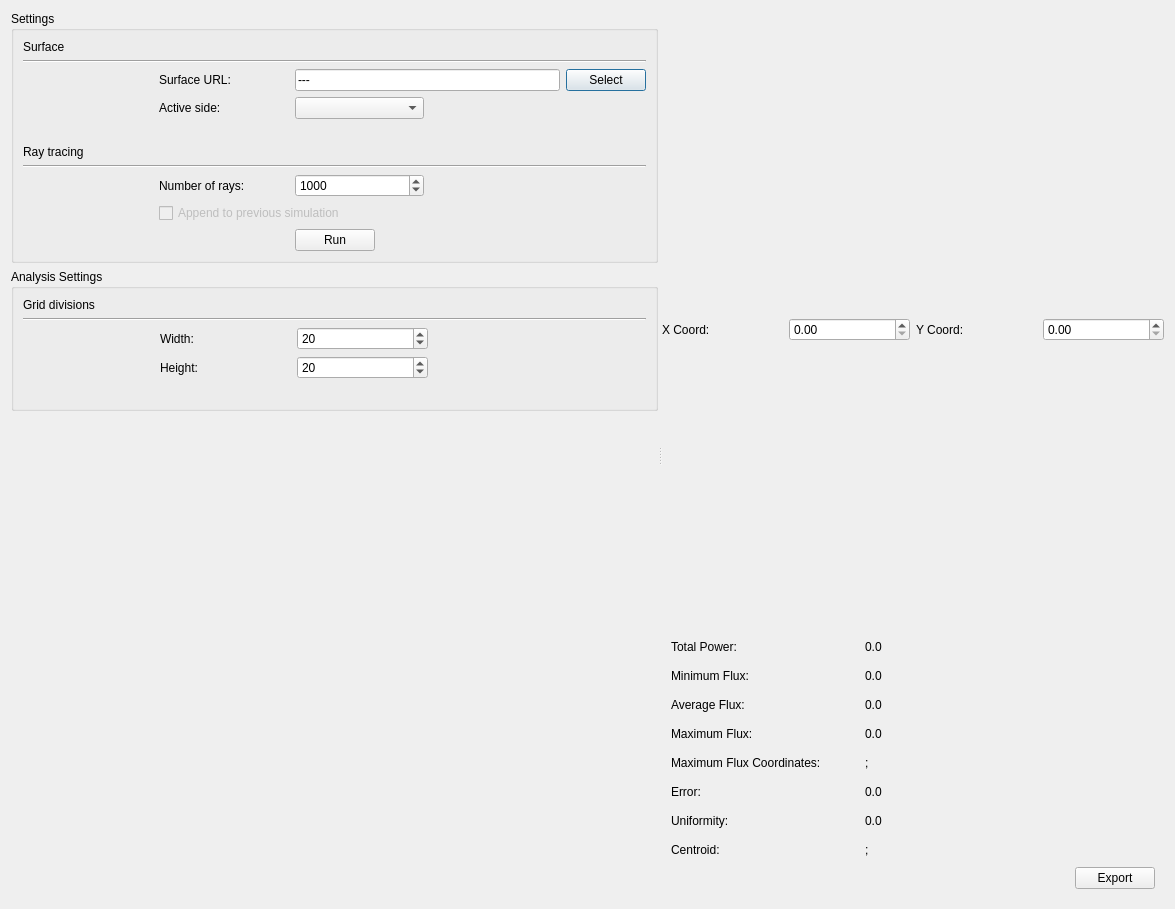
Old version of the form TonatiuhProject/src/source/gui/fluxanalysisdialog.ui in the repository iat-cener/tonatiuh.
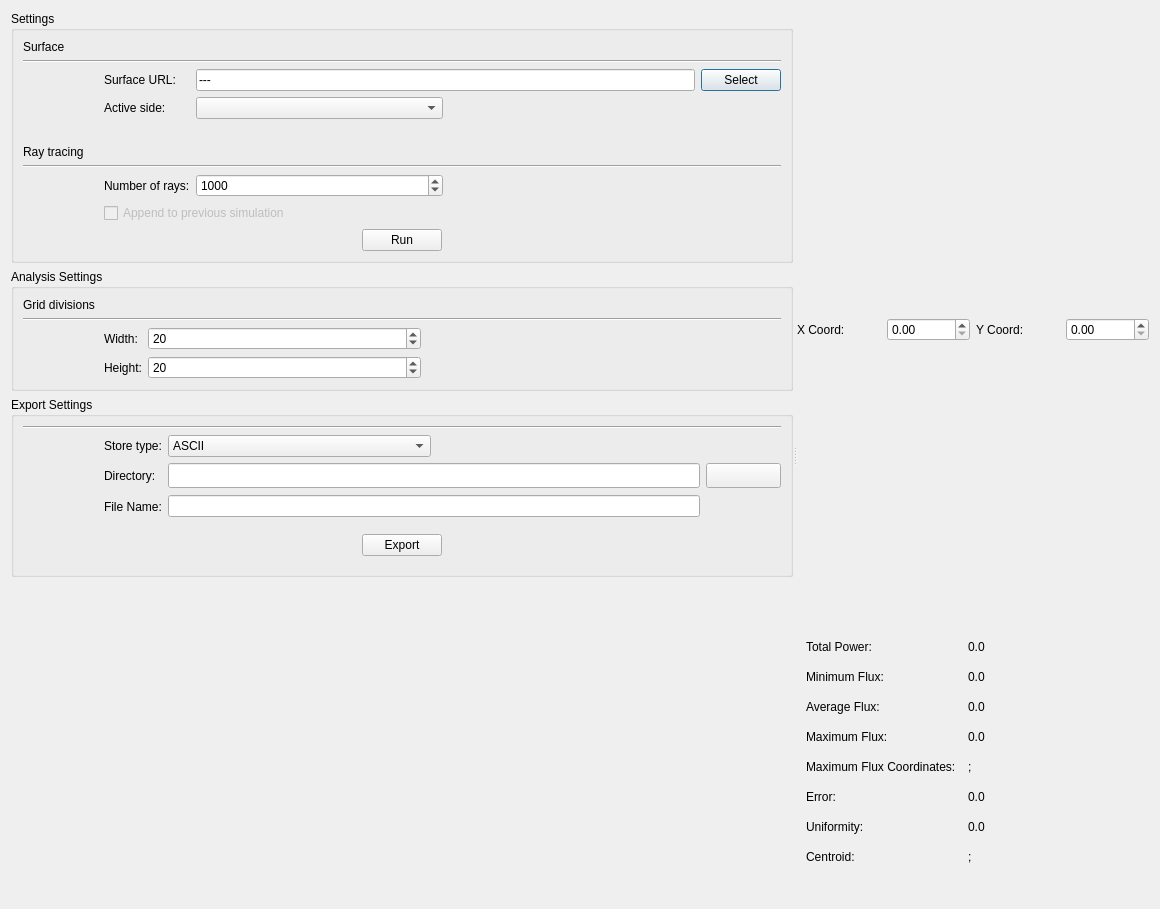
New version of the form. Icons and pictures are not drawn. Custom widgets are drawn as their Qt base class.

Commit message: Export functionality added to flux utility

Patch:
```diff
--- a/TonatiuhProject/src/source/gui/fluxanalysisdialog.ui
+++ b/TonatiuhProject/src/source/gui/fluxanalysisdialog.ui
@@ -6,7 +6,7 @@
    <rect>
     <x>0</x>
     <y>0</y>
-    <width>1175</width>
+    <width>1160</width>
     <height>909</height>
    </rect>
   </property>
@@ -54,6 +54,19 @@
              <string>Settings</string>
             </property>
             <layout class="QGridLayout" name="gridLayout">
+             <item row="4" column="1">
+              <widget class="QLabel" name="surfaceSideLabel">
+               <property name="sizePolicy">
+                <sizepolicy hsizetype="Preferred" vsizetype="Preferred">
+                 <horstretch>0</horstretch>
+                 <verstretch>0</verstretch>
+                </sizepolicy>
+               </property>
+               <property name="text">
+                <string>Active side:</string>
+               </property>
+              </widget>
+             </item>
              <item row="12" column="0" colspan="5">
               <widget class="Line" name="line_2">
                <property name="orientation">
@@ -61,13 +74,6 @@
                </property>
               </widget>
              </item>
-             <item row="0" column="0">
-              <widget class="QLabel" name="surfaceTitleLabel">
-               <property name="text">
-                <string>Surface</string>
-               </property>
-              </widget>
-             </item>
              <item row="5" column="0" colspan="5">
               <spacer name="horizontalSpacer">
                <property name="orientation">
@@ -81,47 +87,10 @@
                </property>
               </spacer>
              </item>
-             <item row="1" column="0" colspan="5">
-              <widget class="Line" name="line_3">
-               <property name="orientation">
-                <enum>Qt::Horizontal</enum>
-               </property>
-              </widget>
-             </item>
-             <item row="11" column="0">
-              <widget class="QLabel" name="label_2">
+             <item row="13" column="1">
+              <widget class="QLabel" name="nRaysLabel">
                <property name="text">
-                <string>Ray tracing</string>
-               </property>
-              </widget>
-             </item>
-             <item row="3" column="1">
-              <widget class="QLabel" name="surfaceLabel">
-               <property name="sizePolicy">
-                <sizepolicy hsizetype="MinimumExpanding" vsizetype="Preferred">
-                 <horstretch>0</horstretch>
-                 <verstretch>0</verstretch>
-                </sizepolicy>
-               </property>
-               <property name="text">
-                <string>Surface URL:</string>
-               </property>
-              </widget>
-             </item>
-             <item row="4" column="2">
-              <widget class="QComboBox" name="sidesCombo"/>
-             </item>
-             <item row="4" column="1">
-              <widget class="QLabel" name="surfaceSideLabel">
-               <property name="text">
-                <string>Active side:</string>
-               </property>
-              </widget>
-             </item>
-             <item row="3" column="4">
-              <widget class="QPushButton" name="selectButton">
-               <property name="text">
-                <string>Select</string>
+                <string>Number of rays:</string>
                </property>
               </widget>
              </item>
@@ -138,13 +107,124 @@
                </property>
               </spacer>
              </item>
+             <item row="4" column="2">
+              <widget class="QComboBox" name="sidesCombo">
+               <property name="sizePolicy">
+                <sizepolicy hsizetype="Expanding" vsizetype="Preferred">
+                 <horstretch>0</horstretch>
+                 <verstretch>0</verstretch>
+                </sizepolicy>
+               </property>
+               <property name="minimumSize">
+                <size>
+                 <width>125</width>
+                 <height>0</height>
+                </size>
+               </property>
+              </widget>
+             </item>
              <item row="3" column="2" colspan="2">
               <widget class="QLineEdit" name="surfaceEdit">
+               <property name="sizePolicy">
+                <sizepolicy hsizetype="Preferred" vsizetype="Fixed">
+                 <horstretch>0</horstretch>
+                 <verstretch>0</verstretch>
+                </sizepolicy>
+               </property>
                <property name="text">
                 <string>---</string>
                </property>
               </widget>
              </item>
+             <item row="3" column="4">
+              <widget class="QPushButton" name="selectButton">
+               <property name="text">
+                <string>Select</string>
+               </property>
+              </widget>
+             </item>
+             <item row="14" column="1" colspan="2">
+              <widget class="QCheckBox" name="appendCheck">
+               <property name="enabled">
+                <bool>false</bool>
+               </property>
+               <property name="text">
+                <string>Append to previous simulation</string>
+               </property>
+               <property name="checked">
+                <bool>false</bool>
+               </property>
+              </widget>
+             </item>
+             <item row="0" column="0">
+              <widget class="QLabel" name="surfaceTitleLabel">
+               <property name="text">
+                <string>Surface</string>
+               </property>
+              </widget>
+             </item>
+             <item row="13" column="2">
+              <widget class="QSpinBox" name="nRaysSpin">
+               <property name="sizePolicy">
+                <sizepolicy hsizetype="MinimumExpanding" vsizetype="Fixed">
+                 <horstretch>0</horstretch>
+                 <verstretch>0</verstretch>
+                </sizepolicy>
+               </property>
+               <property name="minimum">
+                <number>1</number>
+               </property>
+               <property name="maximum">
+                <number>999999999</number>
+               </property>
+               <property name="value">
+                <number>1000</number>
+               </property>
+              </widget>
+             </item>
+             <item row="3" column="1">
+              <widget class="QLabel" name="surfaceLabel">
+               <property name="sizePolicy">
+                <sizepolicy hsizetype="Preferred" vsizetype="Preferred">
+                 <horstretch>0</horstretch>
+                 <verstretch>0</verstretch>
+                </sizepolicy>
+               </property>
+               <property name="text">
+                <string>Surface URL:</string>
+               </property>
+              </widget>
+             </item>
+             <item row="11" column="0">
+              <widget class="QLabel" name="label_2">
+               <property name="text">
+                <string>Ray tracing</string>
+               </property>
+              </widget>
+             </item>
+             <item row="13" column="0">
+              <spacer name="horizontalSpacer_9">
+               <property name="orientation">
+                <enum>Qt::Horizontal</enum>
+               </property>
+               <property name="sizeType">
+                <enum>QSizePolicy::Minimum</enum>
+               </property>
+               <property name="sizeHint" stdset="0">
+                <size>
+                 <width>75</width>
+                 <height>20</height>
+                </size>
+               </property>
+              </spacer>
+             </item>
+             <item row="1" column="0" colspan="5">
+              <widget class="Line" name="line_3">
+               <property name="orientation">
+                <enum>Qt::Horizontal</enum>
+               </property>
+              </widget>
+             </item>
              <item row="15" column="0" colspan="5">
               <widget class="QWidget" name="runWidget" native="true">
                <layout class="QHBoxLayout" name="runWidgetLayout">
@@ -202,53 +282,33 @@
                <zorder>horizontalSpacer_4</zorder>
               </widget>
              </item>
-             <item row="13" column="2">
-              <widget class="QSpinBox" name="nRaysSpin">
-               <property name="sizePolicy">
-                <sizepolicy hsizetype="MinimumExpanding" vsizetype="Fixed">
-                 <horstretch>0</horstretch>
-                 <verstretch>0</verstretch>
-                </sizepolicy>
+             <item row="4" column="4">
+              <spacer name="horizontalSpacer_16">
+               <property name="orientation">
+                <enum>Qt::Horizontal</enum>
                </property>
-               <property name="minimum">
-                <number>1</number>
+               <property name="sizeType">
+                <enum>QSizePolicy::Minimum</enum>
                </property>
-               <property name="maximum">
-                <number>999999999</number>
+               <property name="sizeHint" stdset="0">
+                <size>
+                 <width>75</width>
+                 <height>20</height>
+                </size>
                </property>
-               <property name="value">
-                <number>1000</number>
-               </property>
-              </widget>
+              </spacer>
              </item>
-             <item row="13" column="1">
-              <widget class="QLabel" name="nRaysLabel">
-               <property name="text">
-                <string>Number of rays:</string>
-               </property>
-              </widget>
-             </item>
-             <item row="14" column="1" colspan="2">
-              <widget class="QCheckBox" name="appendCheck">
-               <property name="enabled">
-                <bool>false</bool>
-               </property>
-               <property name="text">
-                <string>Append to previous simulation</string>
-               </property>
-               <property name="checked">
-                <bool>false</bool>
-               </property>
-              </widget>
-             </item>
-             <item row="13" column="0">
-              <spacer name="horizontalSpacer_9">
+             <item row="3" column="0">
+              <spacer name="horizontalSpacer_17">
                <property name="orientation">
                 <enum>Qt::Horizontal</enum>
                </property>
+               <property name="sizeType">
+                <enum>QSizePolicy::Minimum</enum>
+               </property>
                <property name="sizeHint" stdset="0">
                 <size>
-                 <width>40</width>
+                 <width>75</width>
                  <height>20</height>
                 </size>
                </property>
@@ -263,6 +323,13 @@
              <string>Analysis Settings</string>
             </property>
             <layout class="QGridLayout" name="gridLayout_4">
+             <item row="1" column="0" colspan="5">
+              <widget class="Line" name="line">
+               <property name="orientation">
+                <enum>Qt::Horizontal</enum>
+               </property>
+              </widget>
+             </item>
              <item row="0" column="0">
               <widget class="QLabel" name="label_3">
                <property name="text">
@@ -270,10 +337,55 @@
                </property>
               </widget>
              </item>
+             <item row="2" column="4">
+              <spacer name="horizontalSpacer_5">
+               <property name="orientation">
+                <enum>Qt::Horizontal</enum>
+               </property>
+               <property name="sizeType">
+                <enum>QSizePolicy::Minimum</enum>
+               </property>
+               <property name="sizeHint" stdset="0">
+                <size>
+                 <width>75</width>
+                 <height>20</height>
+                </size>
+               </property>
+              </spacer>
+             </item>
+             <item row="2" column="0">
+              <spacer name="horizontalSpacer_8">
+               <property name="orientation">
+                <enum>Qt::Horizontal</enum>
+               </property>
+               <property name="sizeType">
+                <enum>QSizePolicy::Minimum</enum>
+               </property>
+               <property name="sizeHint" stdset="0">
+                <size>
+                 <width>75</width>
+                 <height>20</height>
+                </size>
+               </property>
+              </spacer>
+             </item>
+             <item row="4" column="2">
+              <widget class="QSpinBox" name="gridHeightSpin">
+               <property name="minimum">
+                <number>5</number>
+               </property>
+               <property name="maximum">
+                <number>999999999</number>
+               </property>
+               <property name="value">
+                <number>20</number>
+               </property>
+              </widget>
+             </item>
              <item row="2" column="1">
               <widget class="QLabel" name="label_4">
                <property name="sizePolicy">
-                <sizepolicy hsizetype="MinimumExpanding" vsizetype="Preferred">
+                <sizepolicy hsizetype="Preferred" vsizetype="Preferred">
                  <horstretch>0</horstretch>
                  <verstretch>0</verstretch>
                 </sizepolicy>
@@ -283,26 +395,6 @@
                </property>
               </widget>
              </item>
-             <item row="4" column="2">
-              <widget class="QSpinBox" name="gridHeightSpin">
-               <property name="minimum">
-                <number>5</number>
-               </property>
-               <property name="maximum">
-                <number>999999999</number>
-               </property>
-               <property name="value">
-                <number>20</number>
-               </property>
-              </widget>
-             </item>
-             <item row="1" column="0" colspan="5">
-              <widget class="Line" name="line">
-               <property name="orientation">
-                <enum>Qt::Horizontal</enum>
-               </property>
-              </widget>
-             </item>
              <item row="2" column="2">
               <widget class="QSpinBox" name="gridWidthSpin">
                <property name="sizePolicy">
@@ -342,27 +434,212 @@
                </property>
               </widget>
              </item>
+            </layout>
+           </widget>
+          </item>
+          <item>
+           <widget class="QGroupBox" name="exportWidget">
+            <property name="title">
+             <string>Export Settings</string>
+            </property>
+            <layout class="QGridLayout" name="gridLayout_8">
+             <item row="2" column="1">
+              <widget class="QLabel" name="directoryLabel">
+               <property name="sizePolicy">
+                <sizepolicy hsizetype="Preferred" vsizetype="Preferred">
+                 <horstretch>0</horstretch>
+                 <verstretch>0</verstretch>
+                </sizepolicy>
+               </property>
+               <property name="text">
+                <string>Directory:</string>
+               </property>
+              </widget>
+             </item>
+             <item row="1" column="1">
+              <widget class="QLabel" name="storeTypeLabel">
+               <property name="enabled">
+                <bool>true</bool>
+               </property>
+               <property name="sizePolicy">
+                <sizepolicy hsizetype="Preferred" vsizetype="Preferred">
+                 <horstretch>0</horstretch>
+                 <verstretch>0</verstretch>
+                </sizepolicy>
+               </property>
+               <property name="baseSize">
+                <size>
+                 <width>0</width>
+                 <height>0</height>
+                </size>
+               </property>
+               <property name="text">
+                <string>Store type:</string>
+               </property>
+              </widget>
+             </item>
+             <item row="3" column="1">
+              <widget class="QLabel" name="fileNameLabel">
+               <property name="minimumSize">
+                <size>
+                 <width>0</width>
+                 <height>25</height>
+                </size>
+               </property>
+               <property name="text">
+                <string>File Name:</string>
+               </property>
+              </widget>
+             </item>
+             <item row="6" column="0" rowspan="7" colspan="5">
+              <widget class="QWidget" name="widget" native="true">
+               <layout class="QHBoxLayout" name="horizontalLayout_5">
+                <item>
+                 <spacer name="horizontalSpacer_12">
+                  <property name="orientation">
+                   <enum>Qt::Horizontal</enum>
+                  </property>
+                  <property name="sizeHint" stdset="0">
+                   <size>
+                    <width>196</width>
+                    <height>20</height>
+                   </size>
+                  </property>
+                 </spacer>
+                </item>
+                <item>
+                 <widget class="QPushButton" name="exportButton">
+                  <property name="maximumSize">
+                   <size>
+                    <width>16777215</width>
+                    <height>16777215</height>
+                   </size>
+                  </property>
+                  <property name="text">
+                   <string>Export</string>
+                  </property>
+                 </widget>
+                </item>
+                <item>
+                 <spacer name="horizontalSpacer_13">
+                  <property name="orientation">
+                   <enum>Qt::Horizontal</enum>
+                  </property>
+                  <property name="sizeHint" stdset="0">
+                   <size>
+                    <width>196</width>
+                    <height>20</height>
+                   </size>
+                  </property>
+                 </spacer>
+                </item>
+               </layout>
+              </widget>
+             </item>
+             <item row="3" column="4">
+              <spacer name="horizontalSpacer_11">
+               <property name="orientation">
+                <enum>Qt::Horizontal</enum>
+               </property>
+               <property name="sizeType">
+                <enum>QSizePolicy::Minimum</enum>
+               </property>
+               <property name="sizeHint" stdset="0">
+                <size>
+                 <width>75</width>
+                 <height>20</height>
+                </size>
+               </property>
+              </spacer>
+             </item>
+             <item row="1" column="2">
+              <widget class="QComboBox" name="storeTypeCombo">
+               <property name="sizePolicy">
+                <sizepolicy hsizetype="Expanding" vsizetype="Preferred">
+                 <horstretch>0</horstretch>
+                 <verstretch>0</verstretch>
+                </sizepolicy>
+               </property>
+               <property name="minimumSize">
+                <size>
+                 <width>85</width>
+                 <height>0</height>
+                </size>
+               </property>
+               <property name="maximumSize">
+                <size>
+                 <width>16777215</width>
+                 <height>16777215</height>
+                </size>
+               </property>
+               <property name="acceptDrops">
+                <bool>false</bool>
+               </property>
+               <item>
+                <property name="text">
+                 <string>ASCII</string>
+                </property>
+               </item>
+               <item>
+                <property name="text">
+                 <string>IMAGE.PNG</string>
+                </property>
+               </item>
+               <item>
+                <property name="text">
+                 <string>IMAGE.JPG</string>
+                </property>
+               </item>
+              </widget>
+             </item>
+             <item row="1" column="0">
+              <spacer name="horizontalSpacer_14">
+               <property name="orientation">
+                <enum>Qt::Horizontal</enum>
+               </property>
+               <property name="sizeType">
+                <enum>QSizePolicy::Minimum</enum>
+               </property>
+               <property name="sizeHint" stdset="0">
+                <size>
+                 <width>75</width>
+                 <height>20</height>
+                </size>
+               </property>
+              </spacer>
+             </item>
+             <item row="0" column="0" colspan="5">
+              <widget class="Line" name="line_4">
+               <property name="orientation">
+                <enum>Qt::Horizontal</enum>
+               </property>
+              </widget>
+             </item>
              <item row="2" column="4">
-              <spacer name="horizontalSpacer_5">
-               <property name="orientation">
-                <enum>Qt::Horizontal</enum>
-               </property>
-               <property name="sizeType">
-                <enum>QSizePolicy::Minimum</enum>
-               </property>
-               <property name="sizeHint" stdset="0">
+              <widget class="QPushButton" name="selectFileButton">
+               <property name="minimumSize">
                 <size>
-                 <width>75</width>
-                 <height>20</height>
+                 <width>0</width>
+                 <height>25</height>
                 </size>
                </property>
-              </spacer>
+               <property name="text">
+                <string/>
+               </property>
+               <property name="icon">
+                <iconset resource="../../tonatiuh.qrc">
+                 <normaloff>:/icons/open.png</normaloff>:/icons/open.png</iconset>
+               </property>
+              </widget>
              </item>
-             <item row="5" column="0">
-              <spacer name="horizontalSpacer_8">
+             <item row="1" column="3">
+              <spacer name="horizontalSpacer_15">
                <property name="orientation">
                 <enum>Qt::Horizontal</enum>
                </property>
+               <property name="sizeType">
+                <enum>QSizePolicy::Expanding</enum>
+               </property>
                <property name="sizeHint" stdset="0">
                 <size>
                  <width>40</width>
@@ -371,6 +648,19 @@
                </property>
               </spacer>
              </item>
+             <item row="2" column="2" colspan="2">
+              <widget class="QLineEdit" name="fileDirEdit">
+               <property name="minimumSize">
+                <size>
+                 <width>0</width>
+                 <height>25</height>
+                </size>
+               </property>
+              </widget>
+             </item>
+             <item row="3" column="2" colspan="2">
+              <widget class="QLineEdit" name="fileNameEdit"/>
+             </item>
             </layout>
            </widget>
           </item>
@@ -379,6 +669,9 @@
             <property name="orientation">
              <enum>Qt::Vertical</enum>
             </property>
+            <property name="sizeType">
+             <enum>QSizePolicy::Expanding</enum>
+            </property>
             <property name="sizeHint" stdset="0">
              <size>
               <width>20</width>
@@ -515,10 +808,16 @@
           <item>
            <widget class="QWidget" name="statisticalWidget" native="true">
             <layout class="QGridLayout" name="gridLayout_3">
-             <item row="7" column="1">
-              <widget class="QLabel" name="uniformityValue">
+             <item row="3" column="0">
+              <widget class="QLabel" name="averageFluxLabel">
+               <property name="minimumSize">
+                <size>
+                 <width>0</width>
+                 <height>0</height>
+                </size>
+               </property>
                <property name="text">
-                <string>0.0</string>
+                <string>Average Flux: </string>
                </property>
               </widget>
              </item>
@@ -529,7 +828,54 @@
                </property>
               </widget>
              </item>
-             <item row="9" column="3">
+             <item row="2" column="1">
+              <widget class="QLabel" name="minimumFluxValue">
+               <property name="text">
+                <string>0.0</string>
+               </property>
+              </widget>
+             </item>
+             <item row="6" column="0">
+              <widget class="QLabel" name="maxCoordinatesLabel">
+               <property name="minimumSize">
+                <size>
+                 <width>0</width>
+                 <height>0</height>
+                </size>
+               </property>
+               <property name="text">
+                <string>Maximum Flux Coordinates:</string>
+               </property>
+              </widget>
+             </item>
+             <item row="9" column="1">
+              <widget class="QLabel" name="centroidValue">
+               <property name="text">
+                <string>;</string>
+               </property>
+              </widget>
+             </item>
+             <item row="8" column="1">
+              <widget class="QLabel" name="uniformityValue">
+               <property name="text">
+                <string>0.0</string>
+               </property>
+              </widget>
+             </item>
+             <item row="8" column="0">
+              <widget class="QLabel" name="uniformityLabel">
+               <property name="minimumSize">
+                <size>
+                 <width>0</width>
+                 <height>0</height>
+                </size>
+               </property>
+               <property name="text">
+                <string>Uniformity:</string>
+               </property>
+              </widget>
+             </item>
+             <item row="10" column="3">
               <spacer name="horizontalSpacer_2">
                <property name="orientation">
                 <enum>Qt::Horizontal</enum>
@@ -542,10 +888,16 @@
                </property>
               </spacer>
              </item>
-             <item row="5" column="1">
-              <widget class="QLabel" name="maxCoordinatesValue">
+             <item row="2" column="0">
+              <widget class="QLabel" name="minimumFluxLabel">
+               <property name="minimumSize">
+                <size>
+                 <width>0</width>
+                 <height>0</height>
+                </size>
+               </property>
                <property name="text">
-                <string>;</string>
+                <string>Minimum Flux:</string>
                </property>
               </widget>
              </item>
@@ -568,6 +920,39 @@
                </property>
               </widget>
              </item>
+             <item row="7" column="0">
+              <widget class="QLabel" name="errorLabel">
+               <property name="minimumSize">
+                <size>
+                 <width>0</width>
+                 <height>0</height>
+                </size>
+               </property>
+               <property name="text">
+                <string>Error:</string>
+               </property>
+              </widget>
+             </item>
+             <item row="0" column="0">
+              <spacer name="horizontalSpacer_10">
+               <property name="orientation">
+                <enum>Qt::Horizontal</enum>
+               </property>
+               <property name="sizeHint" stdset="0">
+                <size>
+                 <width>40</width>
+                 <height>20</height>
+                </size>
+               </property>
+              </spacer>
+             </item>
+             <item row="4" column="1">
+              <widget class="QLabel" name="maximumFluxValue">
+               <property name="text">
+                <string>0.0</string>
+               </property>
+              </widget>
+             </item>
              <item row="3" column="1">
               <widget class="QLabel" name="averageFluxValue">
                <property name="text">
@@ -575,33 +960,6 @@
                </property>
               </widget>
              </item>
-             <item row="8" column="1">
-              <widget class="QLabel" name="centroidValue">
-               <property name="text">
-                <string>;</string>
-               </property>
-              </widget>
-             </item>
-             <item row="2" column="0">
-              <widget class="QLabel" name="minimumFluxLabel">
-               <property name="minimumSize">
-                <size>
-                 <width>0</width>
-                 <height>0</height>
-                </size>
-               </property>
-               <property name="text">
-                <string>Minimum Flux:</string>
-               </property>
-              </widget>
-             </item>
-             <item row="6" column="1">
-              <widget class="QLabel" name="errorValue">
-               <property name="text">
-                <string>0.0</string>
-               </property>
-              </widget>
-             </item>
              <item row="4" column="0">
               <widget class="QLabel" name="maximumFluxLabel">
                <property name="minimumSize">
@@ -615,40 +973,7 @@
                </property>
               </widget>
              </item>
-             <item row="4" column="1">
-              <widget class="QLabel" name="maximumFluxValue">
-               <property name="text">
-                <string>0.0</string>
-               </property>
-              </widget>
-             </item>
-             <item row="5" column="0">
-              <widget class="QLabel" name="maxCoordinatesLabel">
-               <property name="minimumSize">
-                <size>
-                 <width>0</width>
-                 <height>0</height>
-                </size>
-               </property>
-               <property name="text">
-                <string>Maximum Flux Coordinates:</string>
-               </property>
-              </widget>
-             </item>
-             <item row="3" column="0">
-              <widget class="QLabel" name="averageFluxLabel">
-               <property name="minimumSize">
-                <size>
-                 <width>0</width>
-                 <height>0</height>
-                </size>
-               </property>
-               <property name="text">
-                <string>Average Flux: </string>
-               </property>
-              </widget>
-             </item>
-             <item row="8" column="0">
+             <item row="9" column="0">
               <widget class="QLabel" name="centroidLabel">
                <property name="minimumSize">
                 <size>
@@ -661,59 +986,20 @@
                </property>
               </widget>
              </item>
-             <item row="7" column="0">
-              <widget class="QLabel" name="uniformityLabel">
-               <property name="minimumSize">
-                <size>
-                 <width>0</width>
-                 <height>0</height>
-                </size>
-               </property>
-               <property name="text">
-                <string>Uniformity:</string>
-               </property>
-              </widget>
-             </item>
-             <item row="6" column="0">
-              <widget class="QLabel" name="errorLabel">
-               <property name="minimumSize">
-                <size>
-                 <width>0</width>
-                 <height>0</height>
-                </size>
-               </property>
-               <property name="text">
-                <string>Error:</string>
-               </property>
-              </widget>
-             </item>
-             <item row="2" column="1">
-              <widget class="QLabel" name="minimumFluxValue">
+             <item row="7" column="1">
+              <widget class="QLabel" name="errorValue">
                <property name="text">
                 <string>0.0</string>
                </property>
               </widget>
              </item>
-             <item row="9" column="4">
-              <widget class="QPushButton" name="exportButton">
+             <item row="6" column="1">
+              <widget class="QLabel" name="maxCoordinatesValue">
                <property name="text">
-                <string>Export</string>
+                <string>;</string>
                </property>
               </widget>
              </item>
-             <item row="0" column="0">
-              <spacer name="horizontalSpacer_10">
-               <property name="orientation">
-                <enum>Qt::Horizontal</enum>
-               </property>
-               <property name="sizeHint" stdset="0">
-                <size>
-                 <width>40</width>
-                 <height>20</height>
-                </size>
-               </property>
-              </spacer>
-             </item>
             </layout>
            </widget>
           </item>
```
Left out of the diff: 4 changed lines with no effect on the pictures. The commit also changes 2 other files.
